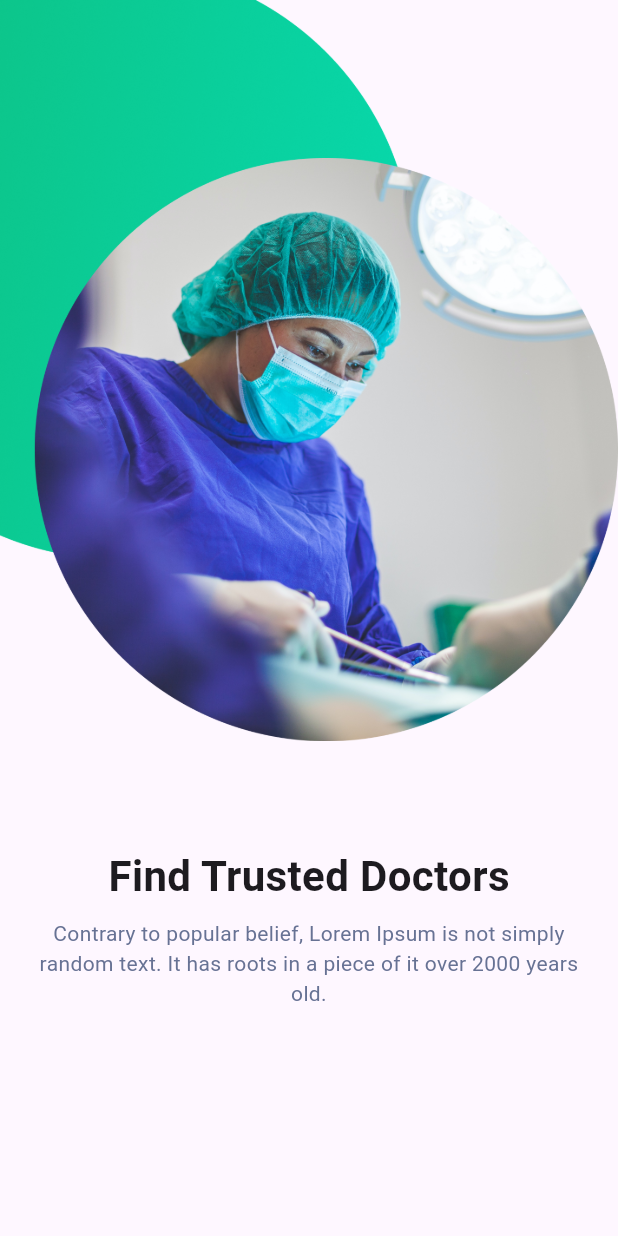
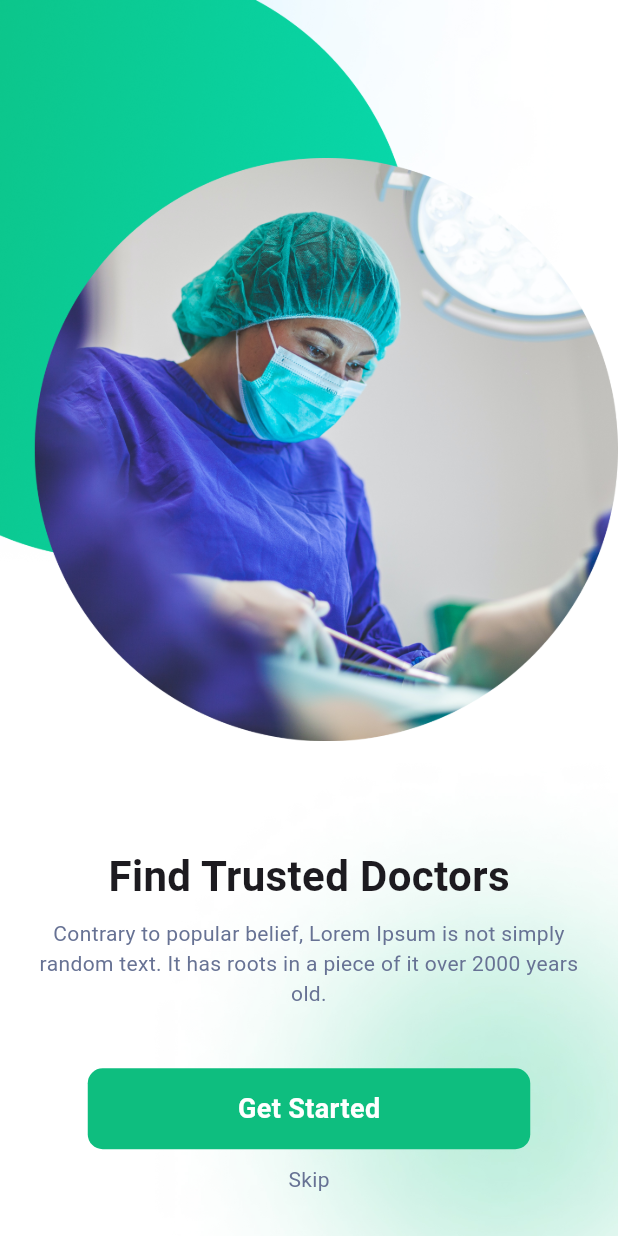
Before and after one commit to WeamEssam/doctor-hunt, a Flutter app: the screen it shows after launch, on a phone screen of 412 x 824 dp. Run offline on Flutter 3.47's test engine with Material 3 defaults, Android fonts, the light colour scheme and no system bars; our stand-ins replace flutter_screenutil, flutter_svg.

Commit message:
new updates

```diff
--- /dev/null
+++ b/lib/core/constants/constant_colors.dart
@@ -0,0 +1,4 @@
+import 'package:flutter/material.dart';
+
+const kGrey = Color(0xff677294);
+const kGreen = Color(0xff0EBE7F);
--- /dev/null
+++ b/lib/core/constants/constants_image.dart
@@ -0,0 +1 @@
+const kPrimaryBackground = 'assets/images/background.jpg';
--- /dev/null
+++ b/lib/core/helper/on_boarding_list.dart
@@ -0,0 +1,16 @@
+import 'package:doctor_hunt/features/home/data/models/on_boarding_model.dart';
+
+const List<OnBoardingModel> onBoardigList = [
+  OnBoardingModel(
+    image: 'assets/images/doctor1.png',
+    title: 'Find Trusted Doctors',
+  ),
+  OnBoardingModel(
+    image: 'assets/images/doctor2.png',
+    title: 'Choose Best Doctors',
+  ),
+  OnBoardingModel(
+    image: 'assets/images/doctor3.png',
+    title: 'Easy Appointments',
+  ),
+];
--- a/lib/features/home/data/models/on_boarding_model.dart
+++ b/lib/features/home/data/models/on_boarding_model.dart
@@ -1,11 +1,9 @@
 class OnBoardingModel {
   final String image;
   final String title;
-  final String description;
+  final String description =
+      'Contrary to popular belief, Lorem Ipsum is not simply random text. It has roots in a piece of it over 2000 years old.';
 
-  const OnBoardingModel({
-    required this.image,
-    required this.title,
-    required this.description,
-  });
+  const OnBoardingModel(
+      {required this.image, required this.title, description});
 }
--- a/lib/features/home/ui/screens/onBoarding_screen.dart
+++ /dev/null
@@ -1,84 +0,0 @@
-import 'package:doctor_hunt/features/home/data/models/on_boarding_model.dart';
-import 'package:flutter/material.dart';
-
-class OnboardingScreen extends StatefulWidget {
-  const OnboardingScreen({super.key});
-
-  @override
-  State<OnboardingScreen> createState() => _OnboardingScreenState();
-}
-
-class _OnboardingScreenState extends State<OnboardingScreen> {
-  final List<OnBoardingModel> onBoardigList = const [
-    OnBoardingModel(
-        image: 'assets/images/doctor1.png',
-        title: 'Find Trusted Doctors',
-        description:
-            'Contrary to popular belief, Lorem Ipsum is not simply random text. It has roots in a piece of it over 2000 years old.'),
-    OnBoardingModel(
-        image: 'assets/images/doctor2.png',
-        title: 'Choose Best Doctors',
-        description:
-            'Contrary to popular belief, Lorem Ipsum is not simply random text. It has roots in a piece of it over 2000 years old.'),
-    OnBoardingModel(
-        image: 'assets/images/doctor3.png',
-        title: 'Easy Appointments',
-        description:
-            'Contrary to popular belief, Lorem Ipsum is not simply random text. It has roots in a piece of it over 2000 years old.'),
-  ];
-  final PageController _pageController = PageController();
-  int _currentPage = 0;
-  @override
-  Widget build(BuildContext context) {
-    return Scaffold(
-      body: PageView.builder(
-        controller: _pageController,
-        onPageChanged: (value) => setState(
-          () {
-            _currentPage = value;
-          },
-        ),
-        itemCount: onBoardigList.length,
-        itemBuilder: (context, index) {
-          return Column(
-            //mainAxisAlignment: MainAxisAlignment.center,
-            children: [
-              Image.asset(onBoardigList[index].image),
-              const SizedBox(
-                height: 70,
-              ),
-              Text(
-                onBoardigList[index].title,
-                style: const TextStyle(
-                  fontWeight: FontWeight.bold,
-                  fontSize: 28,
-                ),
-              ),
-              const SizedBox(
-                height: 8,
-              ),
-
-              Padding(
-                padding: const EdgeInsets.symmetric(horizontal: 18),
-                child: Text(
-                  textAlign: TextAlign.center,
-                  maxLines: 3,
-                  onBoardigList[index].description,
-                  style: const TextStyle(
-                    color: Color(0xff677294),
-                    fontSize: 14,
-                  ),
-                ),
-              ),
-              const SizedBox(
-                height: 15,
-              ),
-
-              // OnBoardingScreen(onBoardingModel: onBoardigList[index]),
-            ],
-          );
-        },
-      ),
-    );
-  }
-}
--- /dev/null
+++ b/lib/features/home/ui/screens/on_boarding_screen.dart
@@ -0,0 +1,111 @@
+import 'package:doctor_hunt/core/constants/constant_colors.dart';
+import 'package:doctor_hunt/core/constants/constants_image.dart';
+import 'package:doctor_hunt/core/helper/on_boarding_list.dart';
+import 'package:doctor_hunt/features/home/ui/screens/sign_in_screen.dart';
+import 'package:doctor_hunt/features/home/ui/screens/sign_up_screen.dart';
+import 'package:doctor_hunt/features/home/ui/widgets/custome_button.dart';
+import 'package:flutter/material.dart';
+
+class OnboardingScreen extends StatefulWidget {
+  const OnboardingScreen({super.key});
+
+  @override
+  State<OnboardingScreen> createState() => _OnboardingScreenState();
+}
+
+class _OnboardingScreenState extends State<OnboardingScreen> {
+  final PageController pageController = PageController();
+  int currentPage = 0;
+  @override
+  Widget build(BuildContext context) {
+    return Scaffold(
+      body: Container(
+        decoration: const BoxDecoration(
+          image: DecorationImage(
+              image: AssetImage(
+                kPrimaryBackground,
+              ),
+              fit: BoxFit.cover),
+        ),
+        child: PageView.builder(
+          controller: pageController,
+          onPageChanged: (value) => setState(
+            () {
+              currentPage = value;
+            },
+          ),
+          itemCount: onBoardigList.length,
+          itemBuilder: (context, index) {
+            return Column(
+              //mainAxisAlignment: MainAxisAlignment.center,
+              children: [
+                Image.asset(onBoardigList[index].image),
+                const SizedBox(
+                  height: 70,
+                ),
+                Text(
+                  onBoardigList[index].title,
+                  style: const TextStyle(
+                    fontWeight: FontWeight.bold,
+                    fontSize: 28,
+                  ),
+                ),
+                const SizedBox(
+                  height: 8,
+                ),
+                Padding(
+                  padding: const EdgeInsets.symmetric(horizontal: 18),
+                  child: Text(
+                    textAlign: TextAlign.center,
+                    maxLines: 3,
+                    onBoardigList[index].description,
+                    style: const TextStyle(
+                      color: Color(0xff677294),
+                      fontSize: 14,
+                    ),
+                  ),
+                ),
+                const SizedBox(
+                  height: 40,
+                ),
+                GestureDetector(
+                  onTap: () {
+                    if (currentPage == 2) {
+                      Navigator.pushNamed(context, SignInScreen.id);
+                    } else {
+                      pageController.nextPage(
+                          duration: const Duration(milliseconds: 100),
+                          curve: Curves.linear);
+                    }
+                  },
+                  child: const CustomButton(
+                    title: 'Get Started',
+                  ),
+                ),
+                const SizedBox(
+                  height: 10,
+                ),
+                GestureDetector(
+                  onTap: () {
+                    if (currentPage == 2) {
+                      Navigator.pushNamed(context, SignUpScreen.id);
+                    } else {
+                      pageController.jumpToPage(currentPage = 2);
+                    }
+                  },
+                  child: const Text(
+                    'Skip',
+                    style: TextStyle(
+                      fontSize: 14,
+                      color: kGrey,
+                    ),
+                  ),
+                )
+              ],
+            );
+          },
+        ),
+      ),
+    );
+  }
+}
--- /dev/null
+++ b/lib/features/home/ui/widgets/custome_button.dart
@@ -0,0 +1,31 @@
+import 'package:doctor_hunt/core/constants/constant_colors.dart';
+import 'package:flutter/material.dart';
+
+class CustomButton extends StatelessWidget {
+  const CustomButton({
+    super.key,
+    required this.title,
+  });
+  final String title;
+  @override
+  Widget build(BuildContext context) {
+    return Container(
+      height: 54,
+      width: 295,
+      decoration: BoxDecoration(
+        color: kGreen,
+        borderRadius: BorderRadius.circular(10),
+      ),
+      child: Center(
+        child: Text(
+          title,
+          style: const TextStyle(
+            fontWeight: FontWeight.bold,
+            fontSize: 18,
+            color: Colors.white,
+          ),
+        ),
+      ),
+    );
+  }
+}
--- a/lib/main.dart
+++ b/lib/main.dart
@@ -1,5 +1,5 @@
-import 'package:doctor_hunt/features/home/ui/screens/native_screen.dart';
-
+import 'package:doctor_hunt/features/home/ui/screens/sign_in_screen.dart';
+import 'package:doctor_hunt/features/home/ui/screens/sign_up_screen.dart';
 import 'package:doctor_hunt/features/home/ui/widgets/svg_displayer.dart';
 import 'package:flutter/material.dart';
 import 'package:flutter_screenutil/flutter_screenutil.dart';
@@ -24,8 +24,8 @@ class DoctorHunt extends StatelessWidget {
           debugShowCheckedModeBanner: false,
           home: child,
           routes: {
-            '/home': (context) =>
-                const NativeScreen(), // هنا بتحط شاشتك الرئيسية
+            SignUpScreen.id: (context) => const SignUpScreen(),
+            SignInScreen.id: (context) => const SignInScreen(),
           },
         );
       },
```
Also changed, not shown: lib/features/home/ui/screens/draft.dart (+23 -0 lines), lib/features/home/ui/screens/sign_in_screen.dart (renamed from lib/features/home/ui/screens/native_screen.dart, +6 -7 lines), lib/features/home/ui/screens/sign_up_screen.dart (added, +27 -0 lines), lib/features/home/ui/widgets/svg_displayer.dart (+7 -27 lines).
